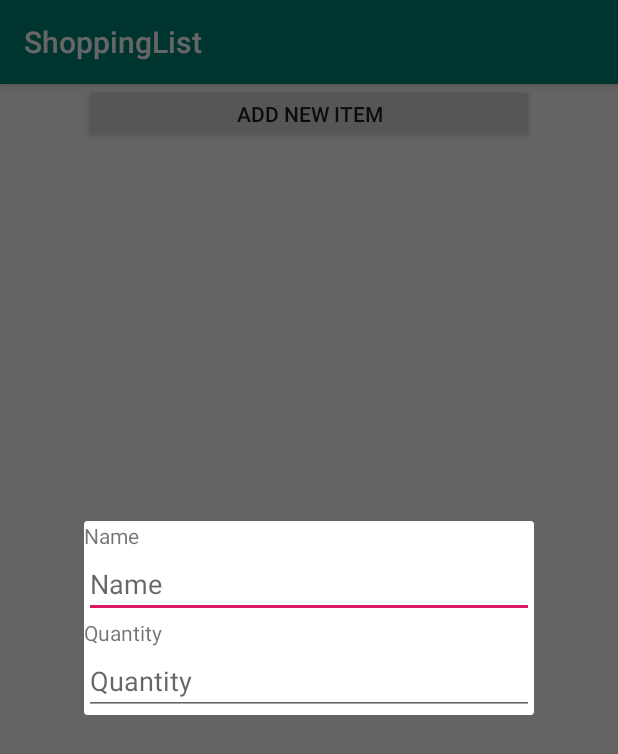
After one commit to chinbri/KotlinCleanMVP, an Android app: the fragment AddItemDialogFragment placed in its activity, on a phone screen of 412 x 824 dp. The commit adds this screen. Shown: the top 754 px of the screen. Run offline under Robolectric (Android 15) with nearby library versions, the phone set to English and light mode, and no system bars; our stand-ins replace Dagger/Hilt's generated code, Room's generated code; 3 statements that could not run were skipped.

Commit message:
added Navigator. added dialog fragment for adding items

```diff
--- a/app/src/main/java/com/example/chin/shoppinglist/di/ActivityComponent.kt
+++ b/app/src/main/java/com/example/chin/shoppinglist/di/ActivityComponent.kt
@@ -1,5 +1,7 @@
 package com.example.chin.shoppinglist.di
 
+import com.example.chin.presentation.navigator.Navigator
+import com.example.chin.shoppinglist.di.main.AddItemSubComponent
 import com.example.chin.shoppinglist.di.main.MainSubComponent
 import dagger.Component
 import kotlinx.coroutines.Job
@@ -14,7 +16,10 @@ interface ActivityComponent {
 
     fun mainComponentBuilder(): MainSubComponent.Builder
 
+    fun addItemComponentBuilder(): AddItemSubComponent.Builder
+
     fun providesJob(): Job
 
+    fun providesNavigator(): Navigator
 
 }
--- /dev/null
+++ b/app/src/main/java/com/example/chin/shoppinglist/di/main/add/AddItemModule.kt
@@ -0,0 +1,8 @@
+package com.example.chin.shoppinglist.di.main
+
+import dagger.Module
+
+@Module
+class AddItemModule {
+
+}
--- /dev/null
+++ b/app/src/main/java/com/example/chin/shoppinglist/di/main/add/AddItemSubComponent.kt
@@ -0,0 +1,22 @@
+package com.example.chin.shoppinglist.di.main
+
+import com.example.chin.shoppinglist.ui.main.AddItemDialogFragment
+import com.example.chin.shoppinglist.ui.main.MainActivity
+import dagger.Subcomponent
+
+@Subcomponent(modules = [ AddItemModule::class ])
+@AddItemScope
+interface AddItemSubComponent {
+
+    fun inject(fragment: AddItemDialogFragment)
+
+    @Subcomponent.Builder
+    interface Builder {
+
+        fun  addItemModule(module: AddItemModule): Builder
+
+        fun build(): AddItemSubComponent
+
+    }
+
+}
--- /dev/null
+++ b/app/src/main/java/com/example/chin/shoppinglist/ui/BaseDialogFragment.kt
@@ -0,0 +1,22 @@
+package com.example.chin.shoppinglist.ui
+
+import android.os.Bundle
+import android.view.LayoutInflater
+import android.view.View
+import android.view.ViewGroup
+import androidx.annotation.LayoutRes
+import androidx.fragment.app.DialogFragment
+
+abstract class BaseDialogFragment: DialogFragment() {
+
+    override fun onCreateView(inflater: LayoutInflater, container: ViewGroup?, savedInstanceState: Bundle?): View? {
+        val rootView = inflater.inflate(getLayoutResource(), container)
+        injectComponent()
+        return rootView
+    }
+
+    @LayoutRes
+    abstract fun getLayoutResource(): Int
+
+    abstract fun injectComponent()
+}
--- /dev/null
+++ b/app/src/main/java/com/example/chin/shoppinglist/ui/main/AddItemDialogFragment.kt
@@ -0,0 +1,36 @@
+package com.example.chin.shoppinglist.ui.main
+
+import com.example.chin.domain.entities.ShoppingItem
+import com.example.chin.shoppinglist.R
+import com.example.chin.shoppinglist.di.main.AddItemModule
+import com.example.chin.shoppinglist.ui.BaseActivity
+import com.example.chin.shoppinglist.ui.BaseDialogFragment
+
+class AddItemDialogFragment: BaseDialogFragment() {
+
+    private var currentItem: ShoppingItem? = null
+
+    companion object {
+
+        val TAG: String? = AddItemDialogFragment::class.java.simpleName
+
+        fun getInstance(currentItem: ShoppingItem?): AddItemDialogFragment{
+            val fragment = AddItemDialogFragment()
+            fragment.currentItem = currentItem
+            return fragment
+        }
+
+    }
+
+    override fun injectComponent() {
+        (activity as BaseActivity)
+            .activityComponent
+            .addItemComponentBuilder()
+            .addItemModule(AddItemModule())
+            .build()
+            .inject(this)
+    }
+
+    override fun getLayoutResource() = R.layout.dialog_add_item
+
+}
--- a/app/src/main/java/com/example/chin/shoppinglist/ui/main/MainActivity.kt
+++ b/app/src/main/java/com/example/chin/shoppinglist/ui/main/MainActivity.kt
@@ -6,6 +6,7 @@ import com.example.chin.domain.entities.ShoppingItem
 import com.example.chin.presentation.main.MainPresenter
 import com.example.chin.presentation.main.MainView
 import com.example.chin.shoppinglist.R
+import com.example.chin.shoppinglist.di.main.AddItemModule
 import com.example.chin.shoppinglist.di.main.MainModule
 import com.example.chin.shoppinglist.ui.BaseActivity
 import com.example.chin.shoppinglist.ui.main.adapter.ShoppingListAdapter
--- /dev/null
+++ b/app/src/main/res/layout/dialog_add_item.xml
@@ -0,0 +1,31 @@
+<?xml version="1.0" encoding="utf-8"?>
+<LinearLayout xmlns:android="http://schemas.android.com/apk/res/android"
+              android:orientation="vertical"
+              android:layout_width="match_parent"
+              android:layout_height="match_parent">
+
+        <TextView
+                android:layout_width="wrap_content"
+                android:layout_height="wrap_content"
+                android:text="@string/name"/>
+
+        <EditText
+                android:id="@+id/etItemName"
+                android:hint="@string/name"
+                android:layout_width="300dp"
+                android:layout_height="wrap_content"
+                android:inputType="text"/>
+
+        <TextView
+                android:layout_width="wrap_content"
+                android:layout_height="wrap_content"
+                android:text="@string/quantity"/>
+
+        <EditText
+                android:id="@+id/etQuantity"
+                android:hint="@string/quantity"
+                android:layout_width="300dp"
+                android:layout_height="wrap_content"
+                android:inputType="number"/>
+
+</LinearLayout>
--- a/app/src/main/res/values/strings.xml
+++ b/app/src/main/res/values/strings.xml
@@ -1,4 +1,6 @@
 <resources>
     <string name="app_name">ShoppingList</string>
     <string name="add_item">Add new Item</string>
+    <string name="name">Name</string>
+    <string name="quantity">Quantity</string>
 </resources>
```
Also changed, not shown: app/src/main/java/com/example/chin/shoppinglist/di/ActivityModule.kt (+15 -7 lines), app/src/main/java/com/example/chin/shoppinglist/di/main/add/AddItemScope.kt (added, +7 -0 lines), app/src/main/java/com/example/chin/shoppinglist/navigator/NavigatorImpl.kt (added, +16 -0 lines), presentation/src/main/java/com/example/chin/presentation/main/MainPresenterImpl.kt (+6 -2 lines), presentation/src/main/java/com/example/chin/presentation/navigator/Navigator.kt (added, +9 -0 lines).
